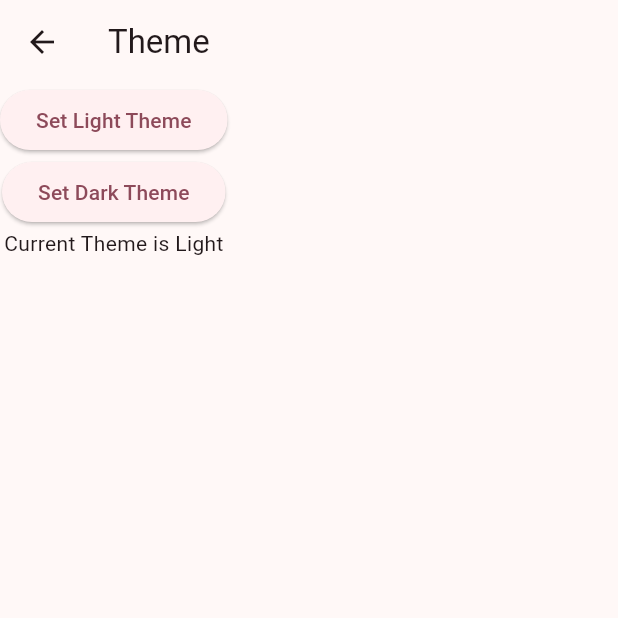
After one commit to liar88828/vape_store_flutter, a Flutter app: the ThemeScreen screen opened directly, after a tap on "Set Light Theme", on a phone screen of 412 x 824 dp, the top half of it. The commit adds this screen. Run offline on Flutter 3.47's test engine with Material 3 defaults, Android fonts, the phone set to English and light mode, and no system bars; our stand-ins replace bloc, carousel_slider, flutter_bloc, form_validator, shared_preferences; accounts and stored records are empty; network calls fail.

Commit message:
add bloc (auth, preference)

```diff
--- /dev/null
+++ b/lib/bloc/auth/auth_bloc.dart
@@ -0,0 +1,65 @@
+import 'package:bloc/bloc.dart';
+import 'package:flutter/material.dart';
+import 'package:vape_store/models/user_model.dart';
+import 'package:vape_store/network/user_network.dart';
+import 'package:vape_store/repository/preferences_repo.dart';
+
+part 'auth_event.dart';
+part 'auth_state.dart';
+
+class AuthBloc extends Bloc<AuthEvent, AuthState> {
+  final UserNetwork authRepository;
+  final PreferencesRepository preferencesRepository;
+
+  AuthBloc({
+    required this.authRepository,
+    required this.preferencesRepository,
+  }) : super(AuthInitialState(user: null)) {
+    on<AuthLoginEvent>((event, emit) async {
+      emit(AuthLoadingState());
+      try {
+        final data = await authRepository.login(event.email, event.password);
+        await preferencesRepository.setToken(data.token);
+        await preferencesRepository.setUser(data.user);
+        emit(AuthLoadedState(token: data.token, user: data.user));
+      } catch (e) {
+        emit(AuthErrorState(e.toString()));
+      }
+    });
+
+    on<AuthRegisterEvent>((event, emit) async {
+      emit(AuthLoadingState());
+      try {
+        final data = await authRepository.register(email: event.email, name: event.name, password: event.password);
+        await preferencesRepository.setToken(data.token);
+        await preferencesRepository.setUser(data.user);
+        emit(AuthLoadedState(token: data.token, user: data.user));
+      } catch (e) {
+        emit(AuthErrorState(e.toString()));
+      }
+    });
+
+    on<AuthLogoutEvent>((event, emit) async {
+      emit(AuthLoadingState());
+      try {
+        await authRepository.logout();
+      } catch (e) {
+        emit(AuthErrorState(e.toString()));
+      } finally {
+        await preferencesRepository.deleteToken();
+        await preferencesRepository.deleteUser();
+      }
+    });
+
+    on<AuthInfoEvent>((event, emit) async {
+      emit(AuthLoadingState());
+      try {
+        final user = await preferencesRepository.getUser();
+        final token = await preferencesRepository.getToken();
+        emit(AuthLoadedState(user: user, token: token));
+      } catch (e) {
+        emit(AuthErrorState(e.toString()));
+      }
+    });
+  }
+}
--- /dev/null
+++ b/lib/bloc/auth/auth_event.dart
@@ -0,0 +1,18 @@
+part of 'auth_bloc.dart';
+
+@immutable
+sealed class AuthEvent {}
+
+class AuthLoginEvent extends AuthEvent {
+  final String email, password;
+  AuthLoginEvent({required this.email, required this.password});
+}
+
+class AuthRegisterEvent extends AuthEvent {
+  final name, email, password;
+  AuthRegisterEvent({required this.name, required this.email, required this.password});
+}
+
+class AuthLogoutEvent extends AuthEvent {}
+
+class AuthInfoEvent extends AuthEvent {}
--- /dev/null
+++ b/lib/bloc/auth/auth_state.dart
@@ -0,0 +1,30 @@
+part of 'auth_bloc.dart';
+
+@immutable
+sealed class AuthState {
+  final UserModel? user;
+  final String token;
+  AuthState({this.token = '', this.user});
+}
+
+final class AuthInitialState extends AuthState {
+  final UserModel? user;
+  AuthInitialState({required this.user}) : super(user: user);
+}
+
+class AuthErrorState extends AuthState {
+  final String message;
+  AuthErrorState(
+    this.message,
+  );
+}
+
+class AuthLoadingState extends AuthState {}
+
+class AuthLoadedState extends AuthState {
+  @override
+  final UserModel user;
+  @override
+  final String token;
+  AuthLoadedState({required this.user, required this.token});
+}
--- /dev/null
+++ b/lib/bloc/preferences/preferences_bloc.dart
@@ -0,0 +1,69 @@
+import 'package:bloc/bloc.dart';
+import 'package:flutter/material.dart';
+import 'package:meta/meta.dart';
+import 'package:vape_store/models/user_model.dart';
+import 'package:vape_store/repository/preferences_repo.dart';
+
+part 'preferences_event.dart';
+part 'preferences_state.dart';
+
+class PreferencesBloc extends Bloc<PreferencesEvent, PreferencesState> {
+  final PreferencesRepository preferencesRepository;
+
+  PreferencesBloc({
+    required this.preferencesRepository,
+  }) : super(PreferencesState()) {
+    // on<LoadPreferencesEvent>(_onLoadTheme);
+    on<GetThemeEvent>((event, emit) async {
+      print('dark theme');
+
+      await preferencesRepository.setDarkMode(true);
+      emit(PrefDarkModeState(isDarkMode: true));
+    });
+
+    on<SetLightThemeEvent>((event, emit) async {
+      await preferencesRepository.setDarkMode(false);
+      emit(PrefDarkModeState(isDarkMode: false));
+    });
+
+    on<LoadPreferencesEvent>((event, emit) async {
+      emit(PrefLoadingState());
+      bool theme = await preferencesRepository.getDarkMode();
+      emit(PrefDarkModeState(isDarkMode: theme));
+    });
+
+    on<LoadUserPrefEvent>((event, emit) async {
+      // emit(PrefLoadingState());
+      final user = await preferencesRepository.getUser();
+      emit(PrefUserState(user: user));
+    });
+
+    on<SetUserPrefEvent>((event, emit) async {
+      await preferencesRepository.setUser(event.userData);
+      emit(PrefUserState(user: event.userData));
+    });
+
+    on<SetTokenPrefEvent>((event, emit) async {
+      await preferencesRepository.setToken(event.token);
+      emit(PrefTokenState(token: event.token));
+    });
+  }
+
+  // Future<void> _onLoadTheme(
+  //   LoadPreferencesEvent event,
+  //   Emitter<PreferencesState> emit,
+  // ) async {
+  //   emit(state.copyWith(isLoading: true));
+  //   final isDarkMode = await preferencesRepository.getDarkMode();
+  //   emit(state.copyWith(isDarkMode: isDarkMode, isLoading: false));
+  // }
+
+  // Future<void> _onToggleTheme(
+  //   TogglePreferencesEvent event,
+  //   Emitter<PreferencesState> emit,
+  // ) async {
+  //   final newDarkMode = !state.isDarkMode;
+  //   await preferencesRepository.setDarkMode(newDarkMode);
+  //   emit(state.copyWith(isDarkMode: newDarkMode));
+  // }
+}
--- /dev/null
+++ b/lib/bloc/preferences/preferences_event.dart
@@ -0,0 +1,28 @@
+part of 'preferences_bloc.dart';
+
+@immutable
+sealed class PreferencesEvent {}
+
+class LoadPreferencesEvent extends PreferencesEvent {}
+
+class TogglePreferencesEvent extends PreferencesEvent {}
+
+class LoadUserPrefEvent extends PreferencesEvent {}
+
+class LoadTokenPrefEvent extends PreferencesEvent {}
+
+class SetUserPrefEvent extends PreferencesEvent {
+  final UserModel userData;
+  SetUserPrefEvent({required this.userData});
+}
+
+class SetTokenPrefEvent extends PreferencesEvent {
+  final String token;
+  SetTokenPrefEvent({required this.token});
+}
+
+class SetDarkThemeEvent extends PreferencesEvent {}
+
+class SetLightThemeEvent extends PreferencesEvent {}
+
+class GetThemeEvent extends PreferencesEvent {}
--- /dev/null
+++ b/lib/bloc/preferences/preferences_state.dart
@@ -0,0 +1,67 @@
+part of 'preferences_bloc.dart';
+
+@immutable
+class PreferencesState {
+  final UserModel? user;
+  final bool isDarkMode;
+  final String token;
+
+  const PreferencesState({
+    this.user,
+    this.isDarkMode = false,
+    this.token = '',
+  });
+  // final bool isLoading;
+  // final UserModel? user;
+  // final String token;
+
+  // PreferencesState({
+  //   required this.isDarkMode,
+  //   this.user,
+  //   this.token = '',
+  //   this.isLoading = false,
+  // });
+  // PreferencesState copyWith({
+  //   bool? isDarkMode,
+  //   bool? isLoading,
+  //   String? token,
+  //   UserModel? user,
+  // }) {
+  //   return PreferencesState(
+  //     isDarkMode: isDarkMode ?? this.isDarkMode,
+  //     isLoading: isLoading ?? this.isLoading,
+  //     token: token ?? this.token,
+  //     user: user ?? this.user,
+  //   );
+  // }
+}
+
+final class PreferencesInitial extends PreferencesState {
+  const PreferencesInitial({UserModel? user, bool? isDarkMode}) : super(user: user);
+}
+
+final class PrefTokenState extends PreferencesState {
+  final String token;
+  const PrefTokenState({
+    required this.token,
+    UserModel? user,
+  }) : super(user: user);
+}
+
+final class PrefUserState extends PreferencesState {
+  const PrefUserState({UserModel? user}) : super(user: user);
+}
+
+final class PrefDarkModeState extends PreferencesState {
+  const PrefDarkModeState({required super.isDarkMode});
+}
+
+final class PrefLoadingState extends PreferencesState {}
+
+// final class PrefErrorState extends PreferencesState {
+//   final String errorMessage;
+//   const PrefErrorState({
+//     required this.errorMessage,
+//     UserModel? user,
+//   }) : super(user: user);
+// }
--- a/lib/main.dart
+++ b/lib/main.dart
@@ -1,50 +1,109 @@
 import 'package:flutter/material.dart';
-import 'package:shared_preferences/shared_preferences.dart';
+import 'package:vape_store/bloc/auth/auth_bloc.dart';
+import 'package:vape_store/bloc/preferences/preferences_bloc.dart';
+import 'package:vape_store/network/user_network.dart';
+import 'package:vape_store/repository/preferences_repo.dart';
 import 'package:vape_store/screen/auth/login_screen.dart';
 import 'package:vape_store/screen/home_screen.dart';
+import 'package:flutter_bloc/flutter_bloc.dart';
 
 void main() {
-  runApp(const MyApp());
+  WidgetsFlutterBinding.ensureInitialized();
+  final prefs = PreferencesRepository();
+  final userNetwork = UserNetwork();
+  runApp(MyApp(
+    userNetwork: userNetwork,
+    preferencesRepository: prefs,
+  ));
 }
 
 class MyApp extends StatelessWidget {
-  const MyApp({super.key});
+  final PreferencesRepository preferencesRepository;
+  final UserNetwork userNetwork;
+  const MyApp({
+    super.key,
+    required this.preferencesRepository,
+    required this.userNetwork,
+  });
 
-  Future<bool> _checkLoginStatus() async {
-    SharedPreferences prefs = await SharedPreferences.getInstance();
-    return prefs.getBool('isLoggedIn') ?? false;
-  }
-
-  // This widget is the root of your application.
   @override
   Widget build(BuildContext context) {
     ColorScheme colorScheme = ColorScheme.fromSeed(seedColor: Colors.pinkAccent);
-    return MaterialApp(
-      debugShowCheckedModeBanner: false,
-      title: 'Flutter Demo',
-      // themeMode: ThemeData.light,
-      // darkTheme: ThemeData.dark(),
-      theme: ThemeData(
-        colorScheme: colorScheme,
-        iconButtonTheme: const IconButtonThemeData(
-            style: ButtonStyle(
-                // backgroundColor: WidgetStateProperty.all(colorScheme.primaryContainer),
-                )),
-        // Theme.of(context).colorScheme.inversePrimary
-        useMaterial3: true,
-      ),
-      home: FutureBuilder(
-        future: _checkLoginStatus(),
-        builder: (context, snapshot) {
-          if (snapshot.connectionState == ConnectionState.waiting) {
-            return const Center(child: CircularProgressIndicator());
-          } else if (snapshot.hasData && snapshot.data == true) {
-            return const HomeScreen();
-          } else {
-            return const LoginScreen();
-          }
+    return MultiBlocProvider(
+      providers: [
+        BlocProvider(create: (context) => PreferencesBloc(preferencesRepository: preferencesRepository)..add(LoadPreferencesEvent())),
+        BlocProvider(create: (context) => AuthBloc(authRepository: userNetwork, preferencesRepository: preferencesRepository)),
+      ],
+      child: BlocBuilder<PreferencesBloc, PreferencesState>(
+        builder: (context, state) {
+          return MaterialApp(
+            theme: ThemeData(colorScheme: colorScheme, useMaterial3: true),
+            darkTheme: ThemeData.dark(useMaterial3: true),
+            themeMode: state.isDarkMode ? ThemeMode.dark : ThemeMode.light,
+            debugShowCheckedModeBanner: false,
+            home: const ValidationSession(),
+          );
         },
       ),
     );
   }
 }
+
+class ValidationSession extends StatelessWidget {
+  const ValidationSession({super.key});
+
+  @override
+  Widget build(BuildContext context) {
+    return BlocBuilder<AuthBloc, AuthState>(builder: (context, state) {
+      context.read<AuthBloc>().add(AuthInfoEvent());
+      if (state is AuthLoadingState) return const Center(child: CircularProgressIndicator());
+      if (state is AuthErrorState) return const LoginScreen();
+      if (state is AuthLoadedState) {
+        return const HomeScreen();
+      } else {
+        return const LoginScreen();
+      }
+    });
+  }
+}
+
+
+
+
+  // Future<bool> _checkLoginStatus() async {
+  //   SharedPreferences prefs = await SharedPreferences.getInstance();
+  //   return prefs.getBool('isLoggedIn') ?? false;
+  // }
+
+  // This widget is the root of your application.
+  // @override
+  // Widget build(BuildContext context) {
+  //   ColorScheme colorScheme = ColorScheme.fromSeed(seedColor: Colors.pinkAccent);
+  //   return MaterialApp(
+  //     debugShowCheckedModeBanner: false,
+  //     title: 'Flutter Demo',
+  //     // themeMode: ThemeData.light,
+  //     // darkTheme: ThemeData.dark(),
+  //     theme: ThemeData(
+  //       colorScheme: colorScheme,
+  //       iconButtonTheme: const IconButtonThemeData(
+  //           style: ButtonStyle(
+  //               // backgroundColor: WidgetStateProperty.all(colorScheme.primaryContainer),
+  //               )),
+  //       // Theme.of(context).colorScheme.inversePrimary
+  //       useMaterial3: true,
+  //     ),
+  //     home: FutureBuilder(
+  //       future: _checkLoginStatus(),
+  //       builder: (context, snapshot) {
+  //         if (snapshot.connectionState == ConnectionState.waiting) {
+  //           return const Center(child: CircularProgressIndicator());
+  //         } else if (snapshot.hasData && snapshot.data == true) {
+  //           return const HomeScreen();
+  //         } else {
+  //           return const LoginScreen();
+  //         }
+  //       },
+  //     ),
+  //   );
+  // }
--- /dev/null
+++ b/lib/repository/preferences_repo.dart
@@ -0,0 +1,55 @@
+import 'dart:convert';
+
+import 'package:shared_preferences/shared_preferences.dart';
+import 'package:vape_store/models/user_model.dart';
+
+class PreferencesRepository {
+  static const THEME_KEY = 'theme';
+  static const TOKEN_KEY = 'token';
+  static const USER_KEY = 'user';
+
+  Future<void> setDarkMode(bool isDark) async {
+    final prefs = await SharedPreferences.getInstance();
+    await prefs.setBool(THEME_KEY, isDark);
+  }
+
+  Future<bool> getDarkMode() async {
+    final prefs = await SharedPreferences.getInstance();
+    return prefs.getBool(THEME_KEY) ?? false;
+  }
+
+  Future<String> getToken() async {
+    final prefs = await SharedPreferences.getInstance();
+    return prefs.getString(TOKEN_KEY) ?? '';
+  }
+
+  Future<void> setToken(String token) async {
+    final prefs = await SharedPreferences.getInstance();
+    await prefs.setString(TOKEN_KEY, token);
+  }
+
+  Future<bool> deleteToken() async {
+    final prefs = await SharedPreferences.getInstance();
+    return prefs.remove(TOKEN_KEY);
+  }
+
+  Future<void> setUser(UserModel user) async {
+    final prefs = await SharedPreferences.getInstance();
+    await prefs.setString(USER_KEY, jsonEncode(user.toJson()));
+  }
+
+  Future<UserModel> getUser() async {
+    final prefs = await SharedPreferences.getInstance();
+    String? data = prefs.getString(USER_KEY);
+    if (data != null) {
+      return UserModel.fromJson(jsonDecode(data));
+    } else {
+      throw Exception('Failed to load user');
+    }
+  }
+
+  Future<bool> deleteUser() async {
+    final prefs = await SharedPreferences.getInstance();
+    return prefs.remove(USER_KEY);
+  }
+}
--- /dev/null
+++ b/lib/screen/setting/theme_screen.dart
@@ -0,0 +1,33 @@
+import 'package:flutter/foundation.dart';
+import 'package:flutter/material.dart';
+import 'package:flutter_bloc/flutter_bloc.dart';
+import 'package:vape_store/bloc/preferences/preferences_bloc.dart';
+
+class ThemeScreen extends StatelessWidget {
+  const ThemeScreen({super.key});
+
+  @override
+  Widget build(BuildContext context) {
+    return Scaffold(
+        appBar: AppBar(
+          title: const Text('Theme'),
+        ),
+        body: BlocBuilder<PreferencesBloc, PreferencesState>(builder: (context, state) {
+          return Column(children: [
+            ElevatedButton(
+              onPressed: () async {
+                context.read<PreferencesBloc>().add(SetLightThemeEvent());
+              },
+              child: const Text('Set Light Theme'),
+            ),
+            ElevatedButton(
+              onPressed: () async {
+                context.read<PreferencesBloc>().add(GetThemeEvent());
+              },
+              child: const Text('Set Dark Theme'),
+            ),
+            Text('Current Theme is ${state.isDarkMode ? 'Dark' : 'Light'}'),
+          ]);
+        }));
+  }
+}
--- a/pubspec.yaml
+++ b/pubspec.yaml
@@ -40,6 +40,8 @@ dependencies:
   http: ^1.2.2
   shared_preferences: ^2.3.3
   form_validator: ^2.1.1
+  flutter_bloc: ^8.1.6
+  bloc: ^8.1.4
 
 dev_dependencies:
   flutter_test:
```
Also changed, not shown: lib/network/user_network.dart (+21 -9 lines), lib/screen/auth/login_screen.dart (+23 -19 lines), lib/screen/auth/register_screen.dart (+21 -13 lines), lib/screen/setting_screen.dart (+16 -48 lines), pubspec.lock, 1 other file.
